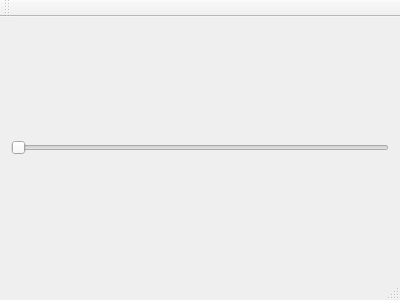
Qt form resources/mainwindow.ui (UTNuclearRoboticsPublic/gauges) before a commit.
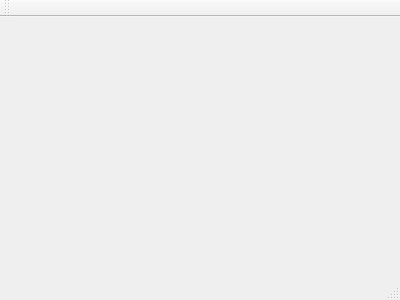
The same form after that commit.

Commit message: Removed the slider.

```diff
--- a/resources/mainwindow.ui
+++ b/resources/mainwindow.ui
@@ -18,13 +18,6 @@
     <item row="0" column="0">
      <layout class="QVBoxLayout" name="verticalLayout"/>
     </item>
-    <item row="1" column="0">
-     <widget class="QSlider" name="horizontalSlider">
-      <property name="orientation">
-       <enum>Qt::Horizontal</enum>
-      </property>
-     </widget>
-    </item>
    </layout>
   </widget>
   <widget class="QMenuBar" name="menuBar">
```
Left out of the diff: 2 changed lines with no effect on the pictures. The commit also changes 5 other files.
